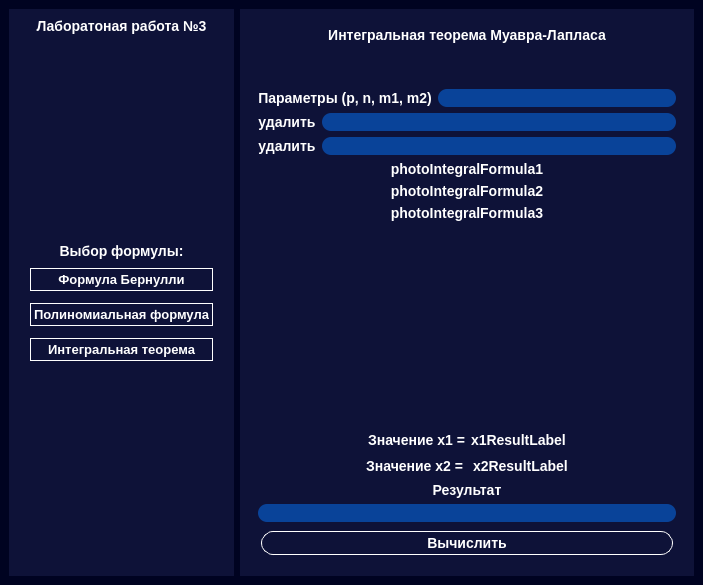
This is interface.ui in RR3Z/teorverLR3 as Qt 5 draws it before an edit. The edited form follows.
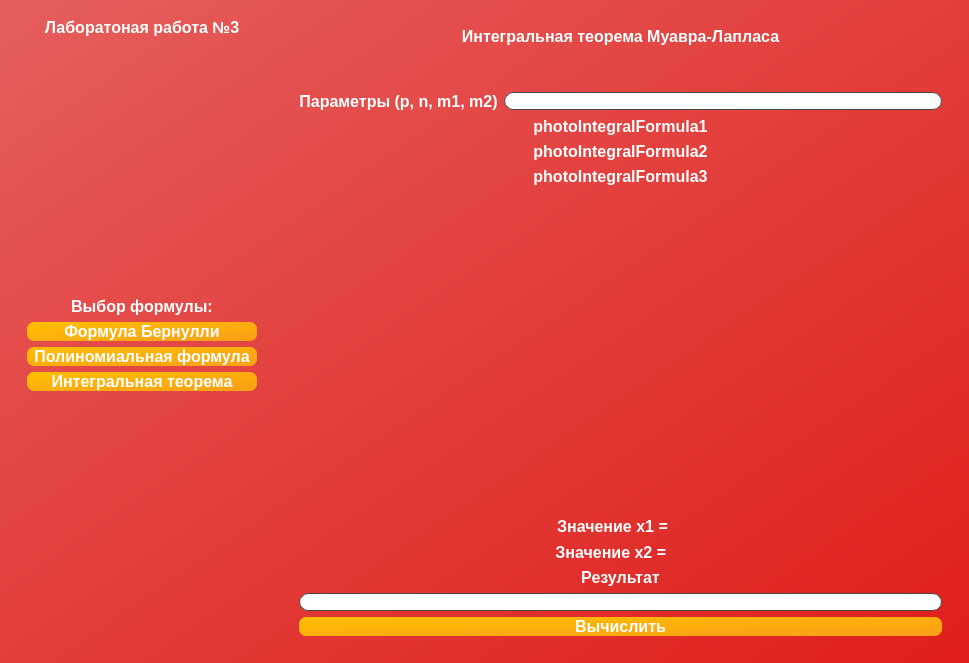
This is the edited form. The open tabs and pages were chosen to show the change.

Commit message: Изменения стиля интерфейса

```diff
--- a/interface.ui
+++ b/interface.ui
@@ -6,8 +6,8 @@
    <rect>
     <x>0</x>
     <y>0</y>
-    <width>703</width>
-    <height>585</height>
+    <width>969</width>
+    <height>663</height>
    </rect>
   </property>
   <property name="windowTitle">
@@ -23,37 +23,44 @@
 	color: #fff;
 }
 
-#bernuliBtn, #polynomBtn, #integralBtn, #calculatePolynomBtn, #calculateBernuliBtn, #calculateIntegralBtn{
-	border: 1px solid white;
-	border-radius: 12px;
-	padding: 3px;
-	margin: 3px;
-	font-size: 13px;
+#bernuliFormulaType{
+	font-size:17px;
+	font-weight:bold;
+}
+
+QPushButton{
+	border: 0px;
+	border-radius: 7px;
+	font-size: 16px;
 	font-weight: bold;
+	box-shadow: 0px 7px 16px -3px rgba(0, 0, 0, 0.5);
+	background: #ffbf00;
+	background: qlineargradient(x1:0, y1:0, x2:1, y2:1, stop:0 #ffbf00,  stop:1 #fa9f17);
 }
 
-#bernuliBtn:pressed, #polynomBtn:pressed, #integralBtn:pressed, #calculatePolynomBtn:pressed, #calculateBernuliBtn:pressed, #calculateIntegralBtn:pressed{
+QPushButton:pressed{
 	background-color: rgba(180,180,180,70);
-	border: 1px solid white;
+	border: 1px solid;
 	border-radius: 12px;
 }
 
 #centralwidget{
-	background-color: #000321;
+	background: qlineargradient(x1:0, y1:0, x2:1, y2:1, stop:0 #e55e5c,  stop:1 #e01e1b);
 }
 
 #choiceMenu, #mainBody{
-	background-color: #0e1238;
+	opacity: 1;
 }
 
-#mParamsLine,#pParamsLine, #kParamLine, #nParamLine, #bernuliParamsLine, #integralParamsLine, #bernuliAnswerLine, #polynomAnswerLine,  #integralAnswerLine, #nNumberLine, #probabilityLine, #rangeLine{
-	background-color: #094399;
-	border: 1px;
+QLineEdit{
+	background-color: #fff;
+	border: 1px solid;
 	border-radius: 9px;
+	border-color: #4a4343;
 }
 
 QLabel{
-	font-size: 14px;
+	font-size: 16px;
 	font-weight: bold;
 }</string>
   </property>
@@ -62,7 +69,164 @@
     <string notr="true"/>
    </property>
    <layout class="QGridLayout" name="gridLayout">
-    <item row="0" column="2">
+    <item row="0" column="0">
+     <widget class="QWidget" name="choiceMenu" native="true">
+      <property name="sizePolicy">
+       <sizepolicy hsizetype="Preferred" vsizetype="Minimum">
+        <horstretch>0</horstretch>
+        <verstretch>0</verstretch>
+       </sizepolicy>
+      </property>
+      <property name="minimumSize">
+       <size>
+        <width>250</width>
+        <height>0</height>
+       </size>
+      </property>
+      <property name="maximumSize">
+       <size>
+        <width>16777215</width>
+        <height>16777215</height>
+       </size>
+      </property>
+      <property name="layoutDirection">
+       <enum>Qt::LeftToRight</enum>
+      </property>
+      <layout class="QGridLayout" name="gridLayout_2">
+       <item row="1" column="0" alignment="Qt::AlignHCenter">
+        <widget class="QFrame" name="frame">
+         <property name="frameShape">
+          <enum>QFrame::StyledPanel</enum>
+         </property>
+         <property name="frameShadow">
+          <enum>QFrame::Raised</enum>
+         </property>
+         <layout class="QVBoxLayout" name="verticalLayout">
+          <item>
+           <spacer name="verticalSpacer">
+            <property name="orientation">
+             <enum>Qt::Vertical</enum>
+            </property>
+            <property name="sizeHint" stdset="0">
+             <size>
+              <width>20</width>
+              <height>40</height>
+             </size>
+            </property>
+           </spacer>
+          </item>
+          <item>
+           <widget class="QLabel" name="choiceLabel">
+            <property name="layoutDirection">
+             <enum>Qt::LeftToRight</enum>
+            </property>
+            <property name="text">
+             <string>Выбор формулы:</string>
+            </property>
+            <property name="alignment">
+             <set>Qt::AlignCenter</set>
+            </property>
+           </widget>
+          </item>
+          <item>
+           <widget class="QPushButton" name="bernuliBtn">
+            <property name="sizePolicy">
+             <sizepolicy hsizetype="Expanding" vsizetype="Fixed">
+              <horstretch>0</horstretch>
+              <verstretch>0</verstretch>
+             </sizepolicy>
+            </property>
+            <property name="minimumSize">
+             <size>
+              <width>180</width>
+              <height>0</height>
+             </size>
+            </property>
+            <property name="maximumSize">
+             <size>
+              <width>16777215</width>
+              <height>16777215</height>
+             </size>
+            </property>
+            <property name="text">
+             <string>Формула Бернулли</string>
+            </property>
+           </widget>
+          </item>
+          <item>
+           <widget class="QPushButton" name="polynomBtn">
+            <property name="sizePolicy">
+             <sizepolicy hsizetype="Minimum" vsizetype="Fixed">
+              <horstretch>0</horstretch>
+              <verstretch>0</verstretch>
+             </sizepolicy>
+            </property>
+            <property name="minimumSize">
+             <size>
+              <width>230</width>
+              <height>0</height>
+             </size>
+            </property>
+            <property name="maximumSize">
+             <size>
+              <width>16777215</width>
+              <height>16777215</height>
+             </size>
+            </property>
+            <property name="text">
+             <string>Полиномиальная формула</string>
+            </property>
+           </widget>
+          </item>
+          <item>
+           <widget class="QPushButton" name="integralBtn">
+            <property name="minimumSize">
+             <size>
+              <width>180</width>
+              <height>0</height>
+             </size>
+            </property>
+            <property name="maximumSize">
+             <size>
+              <width>16777215</width>
+              <height>16777215</height>
+             </size>
+            </property>
+            <property name="text">
+             <string>Интегральная теорема</string>
+            </property>
+           </widget>
+          </item>
+          <item>
+           <spacer name="verticalSpacer_2">
+            <property name="orientation">
+             <enum>Qt::Vertical</enum>
+            </property>
+            <property name="sizeHint" stdset="0">
+             <size>
+              <width>20</width>
+              <height>40</height>
+             </size>
+            </property>
+           </spacer>
+          </item>
+         </layout>
+        </widget>
+       </item>
+       <item row="0" column="0">
+        <widget class="QLabel" name="label_2">
+         <property name="text">
+          <string>Лаборатоная работа №3</string>
+         </property>
+         <property name="alignment">
+          <set>Qt::AlignCenter</set>
+         </property>
+        </widget>
+       </item>
+      </layout>
+     </widget>
+    </item>
+    <item row="0" column="1">
      <widget class="QWidget" name="mainBody" native="true">
       <property name="sizePolicy">
        <sizepolicy hsizetype="Expanding" vsizetype="Expanding">
@@ -76,75 +240,54 @@
          <property name="enabled">
           <bool>true</bool>
          </property>
+         <property name="sizePolicy">
+          <sizepolicy hsizetype="Expanding" vsizetype="Expanding">
+           <horstretch>0</horstretch>
+           <verstretch>0</verstretch>
+          </sizepolicy>
+         </property>
          <property name="contextMenuPolicy">
           <enum>Qt::DefaultContextMenu</enum>
          </property>
          <property name="styleSheet">
-          <string notr="true">*{
-	font-size:14px;
-	font-weight:bold;
-}</string>
+          <string notr="true"/>
          </property>
          <property name="currentIndex">
-          <number>1</number>
+          <number>2</number>
          </property>
          <widget class="QWidget" name="polynomPage">
           <layout class="QGridLayout" name="gridLayout_5">
            <item row="7" column="0">
-            <layout class="QVBoxLayout" name="verticalLayout_7">
-             <item>
-              <spacer name="verticalSpacer_5">
-               <property name="orientation">
-                <enum>Qt::Vertical</enum>
-               </property>
-               <property name="sizeType">
-                <enum>QSizePolicy::Expanding</enum>
-               </property>
-               <property name="sizeHint" stdset="0">
-                <size>
-                 <width>20</width>
-                 <height>100</height>
-                </size>
-               </property>
-              </spacer>
-             </item>
-             <item>
-              <widget class="QLabel" name="polynomAnswerLabel">
-               <property name="text">
-                <string>Результат</string>
-               </property>
-               <property name="alignment">
-                <set>Qt::AlignCenter</set>
-               </property>
-              </widget>
-             </item>
-             <item>
-              <widget class="QLineEdit" name="polynomAnswerLine">
-               <property name="readOnly">
-                <bool>true</bool>
-               </property>
-              </widget>
-             </item>
-            </layout>
+            <widget class="QPushButton" name="calculatePolynomBtn">
+             <property name="minimumSize">
+              <size>
+               <width>150</width>
+               <height>0</height>
+              </size>
+             </property>
+             <property name="styleSheet">
+              <string notr="true">calculatePolynomBtn
+{
+font-weight:bold;
+font-size: 16px;
+}</string>
+             </property>
+             <property name="text">
+              <string>Расчитать</string>
+             </property>
+            </widget>
+           </item>
+           <item row="0" column="0">
+            <widget class="QLabel" name="polynomLabel">
+             <property name="text">
+              <string>Полномиальная формула</string>
+             </property>
+             <property name="alignment">
+              <set>Qt::AlignCenter</set>
+             </property>
+            </widget>
            </item>
            <item row="4" column="0">
-            <layout class="QHBoxLayout" name="horizontalLayout_3">
-             <item>
-              <widget class="QLabel" name="mParamsLabel">
-               <property name="text">
-                <string>Перечисление m:</string>
-               </property>
-               <property name="alignment">
-                <set>Qt::AlignCenter</set>
-               </property>
-              </widget>
-             </item>
-             <item>
-              <widget class="QLineEdit" name="mParamsLine"/>
-             </item>
-            </layout>
-           </item>
-           <item row="5" column="0">
             <layout class="QHBoxLayout" name="horizontalLayout_4">
              <item>
               <widget class="QLabel" name="pParamsLabel">
@@ -161,6 +304,32 @@
              </item>
             </layout>
            </item>
+           <item row="1" column="0">
+            <spacer name="verticalSpacer_6">
+             <property name="orientation">
+              <enum>Qt::Vertical</enum>
+             </property>
+             <property name="sizeType">
+              <enum>QSizePolicy::Minimum</enum>
+             </property>
+             <property name="sizeHint" stdset="0">
+              <size>
+               <width>20</width>
+               <height>40</height>
+              </size>
+             </property>
+            </spacer>
+           </item>
+           <item row="5" column="0">
+            <widget class="QLabel" name="photoPolynomFormula">
+             <property name="text">
+              <string>photoPolynomFormula</string>
+             </property>
+             <property name="alignment">
+              <set>Qt::AlignCenter</set>
+             </property>
+            </widget>
+           </item>
            <item row="2" column="0">
             <layout class="QHBoxLayout" name="horizontalLayout">
              <item>
@@ -178,61 +347,12 @@
              </item>
             </layout>
            </item>
-           <item row="6" column="0">
-            <widget class="QLabel" name="photoPolynomFormula">
-             <property name="text">
-              <string>photoPolynomFormula</string>
-             </property>
-             <property name="alignment">
-              <set>Qt::AlignCenter</set>
-             </property>
-            </widget>
-           </item>
-           <item row="0" column="0">
-            <widget class="QLabel" name="polynomLabel">
-             <property name="text">
-              <string>Полномиальная формула</string>
-             </property>
-             <property name="alignment">
-              <set>Qt::AlignCenter</set>
-             </property>
-            </widget>
-           </item>
-           <item row="8" column="0">
-            <widget class="QPushButton" name="calculatePolynomBtn">
-             <property name="minimumSize">
-              <size>
-               <width>150</width>
-               <height>0</height>
-              </size>
-             </property>
-             <property name="text">
-              <string>Расчитать</string>
-             </property>
-            </widget>
-           </item>
-           <item row="1" column="0">
-            <spacer name="verticalSpacer_6">
-             <property name="orientation">
-              <enum>Qt::Vertical</enum>
-             </property>
-             <property name="sizeType">
-              <enum>QSizePolicy::Minimum</enum>
-             </property>
-             <property name="sizeHint" stdset="0">
-              <size>
-               <width>20</width>
-               <height>40</height>
-              </size>
-             </property>
-            </spacer>
-           </item>
            <item row="3" column="0">
-            <layout class="QHBoxLayout" name="horizontalLayout_2">
+            <layout class="QHBoxLayout" name="horizontalLayout_3">
              <item>
-              <widget class="QLabel" name="kParamLabel">
+              <widget class="QLabel" name="mParamsLabel">
                <property name="text">
-                <string>удалить</string>
+                <string>Перечисление m:</string>
                </property>
                <property name="alignment">
                 <set>Qt::AlignCenter</set>
@@ -240,7 +360,44 @@
               </widget>
              </item>
              <item>
-              <widget class="QLineEdit" name="kParamLine"/>
+              <widget class="QLineEdit" name="mParamsLine"/>
+             </item>
+            </layout>
+           </item>
+           <item row="6" column="0">
+            <layout class="QVBoxLayout" name="verticalLayout_7">
+             <item>
+              <spacer name="verticalSpacer_5">
+               <property name="orientation">
+                <enum>Qt::Vertical</enum>
+               </property>
+               <property name="sizeType">
+                <enum>QSizePolicy::Expanding</enum>
+               </property>
+               <property name="sizeHint" stdset="0">
+                <size>
+                 <width>20</width>
+                 <height>100</height>
+                </size>
+               </property>
+              </spacer>
+             </item>
+             <item>
+              <widget class="QLabel" name="polynomAnswerLabel">
+               <property name="text">
+                <string>Результат</string>
+               </property>
+               <property name="alignment">
+                <set>Qt::AlignCenter</set>
+               </property>
+              </widget>
+             </item>
+             <item>
+              <widget class="QLineEdit" name="polynomAnswerLine">
+               <property name="readOnly">
+                <bool>true</bool>
+               </property>
+              </widget>
              </item>
             </layout>
            </item>
@@ -248,6 +405,50 @@
          </widget>
          <widget class="QWidget" name="integralPage">
           <layout class="QGridLayout" name="gridLayout_6">
+           <item row="3" column="0">
+            <layout class="QVBoxLayout" name="verticalLayout_8">
+             <item>
+              <widget class="QLabel" name="photoIntegralFormula1">
+               <property name="text">
+                <string>photoIntegralFormula1</string>
+               </property>
+               <property name="alignment">
+                <set>Qt::AlignCenter</set>
+               </property>
+              </widget>
+             </item>
+             <item>
+              <widget class="QLabel" name="photoIntegralFormula2">
+               <property name="text">
+                <string>photoIntegralFormula2</string>
+               </property>
+               <property name="alignment">
+                <set>Qt::AlignCenter</set>
+               </property>
+              </widget>
+             </item>
+             <item>
+              <widget class="QLabel" name="photoIntegralFormula3">
+               <property name="text">
+                <string>photoIntegralFormula3</string>
+               </property>
+               <property name="alignment">
+                <set>Qt::AlignCenter</set>
+               </property>
+              </widget>
+             </item>
+            </layout>
+           </item>
+           <item row="0" column="0">
+            <widget class="QLabel" name="label">
+             <property name="text">
+              <string>Интегральная теорема Муавра-Лапласа</string>
+             </property>
+             <property name="alignment">
+              <set>Qt::AlignCenter</set>
+             </property>
+            </widget>
+           </item>
            <item row="2" column="0">
             <layout class="QHBoxLayout" name="horizontalLayout_6">
              <item>
@@ -265,41 +466,23 @@
              </item>
             </layout>
            </item>
+           <item row="1" column="0">
+            <spacer name="verticalSpacer_8">
+             <property name="orientation">
+              <enum>Qt::Vertical</enum>
+             </property>
+             <property name="sizeType">
+              <enum>QSizePolicy::Minimum</enum>
+             </property>
+             <property name="sizeHint" stdset="0">
+              <size>
+               <width>20</width>
+               <height>40</height>
+              </size>
+             </property>
+            </spacer>
+           </item>
            <item row="4" column="0">
-            <layout class="QHBoxLayout" name="horizontalLayout_8">
-             <item>
-              <widget class="QLabel" name="rangeLabel">
-               <property name="text">
-                <string>удалить</string>
-               </property>
-               <property name="alignment">
-                <set>Qt::AlignCenter</set>
-               </property>
-              </widget>
-             </item>
-             <item>
-              <widget class="QLineEdit" name="rangeLine"/>
-             </item>
-            </layout>
-           </item>
-           <item row="3" column="0">
-            <layout class="QHBoxLayout" name="horizontalLayout_7">
-             <item>
-              <widget class="QLabel" name="probablityLabel">
-               <property name="text">
-                <string>удалить</string>
-               </property>
-               <property name="alignment">
-                <set>Qt::AlignCenter</set>
-               </property>
-              </widget>
-             </item>
-             <item>
-              <widget class="QLineEdit" name="probabilityLine"/>
-             </item>
-            </layout>
-           </item>
-           <item row="6" column="0">
             <layout class="QVBoxLayout" name="verticalLayout_9">
              <item>
               <spacer name="verticalSpacer_7">
@@ -347,7 +530,7 @@
                  <item>
                   <widget class="QLabel" name="x1ResultLabel">
                    <property name="text">
-                    <string>x1ResultLabel</string>
+                    <string/>
                    </property>
                   </widget>
                  </item>
@@ -394,7 +577,7 @@
                  <item>
                   <widget class="QLabel" name="x2ResultLabel">
                    <property name="text">
-                    <string>x2ResultLabel</string>
+                    <string/>
                    </property>
                   </widget>
                  </item>
@@ -441,72 +624,30 @@
              </item>
             </layout>
            </item>
-           <item row="5" column="0">
-            <layout class="QVBoxLayout" name="verticalLayout_8">
-             <item>
-              <widget class="QLabel" name="photoIntegralFormula1">
-               <property name="text">
-                <string>photoIntegralFormula1</string>
-               </property>
-               <property name="alignment">
-                <set>Qt::AlignCenter</set>
-               </property>
-              </widget>
-             </item>
-             <item>
-              <widget class="QLabel" name="photoIntegralFormula2">
-               <property name="text">
-                <string>photoIntegralFormula2</string>
-               </property>
-               <property name="alignment">
-                <set>Qt::AlignCenter</set>
-               </property>
-              </widget>
-             </item>
-             <item>
-              <widget class="QLabel" name="photoIntegralFormula3">
-               <property name="text">
-                <string>photoIntegralFormula3</string>
-               </property>
-               <property name="alignment">
-                <set>Qt::AlignCenter</set>
-               </property>
-              </widget>
-             </item>
-            </layout>
-           </item>
-           <item row="0" column="0">
-            <widget class="QLabel" name="label">
-             <property name="text">
-              <string>Интегральная теорема Муавра-Лапласа</string>
-             </property>
-             <property name="alignment">
-              <set>Qt::AlignCenter</set>
-             </property>
-            </widget>
-           </item>
-           <item row="1" column="0">
-            <spacer name="verticalSpacer_8">
-             <property name="orientation">
-              <enum>Qt::Vertical</enum>
-             </property>
-             <property name="sizeType">
-              <enum>QSizePolicy::Minimum</enum>
-             </property>
-             <property name="sizeHint" stdset="0">
-              <size>
-               <width>20</width>
-               <height>40</height>
-              </size>
-             </property>
-            </spacer>
-           </item>
           </layout>
          </widget>
          <widget class="QWidget" name="bernuliPage">
           <layout class="QGridLayout" name="gridLayout_4">
            <item row="2" column="0">
             <widget class="QPushButton" name="calculateBernuliBtn">
+             <property name="sizePolicy">
+              <sizepolicy hsizetype="Minimum" vsizetype="Minimum">
+               <horstretch>0</horstretch>
+               <verstretch>0</verstretch>
+              </sizepolicy>
+             </property>
+             <property name="baseSize">
+              <size>
+               <width>0</width>
+               <height>0</height>
+              </size>
+             </property>
+             <property name="font">
+              <font>
+               <pointsize>-1</pointsize>
+               <bold>true</bold>
+              </font>
+             </property>
              <property name="text">
               <string>Расчитать</string>
              </property>
@@ -688,127 +829,6 @@
       </layout>
      </widget>
     </item>
-    <item row="0" column="1">
-     <widget class="QWidget" name="choiceMenu" native="true">
-      <property name="sizePolicy">
-       <sizepolicy hsizetype="Minimum" vsizetype="Minimum">
-        <horstretch>0</horstretch>
-        <verstretch>0</verstretch>
-       </sizepolicy>
-      </property>
-      <property name="minimumSize">
-       <size>
-        <width>225</width>
-        <height>0</height>
-       </size>
-      </property>
-      <property name="maximumSize">
-       <size>
-        <width>225</width>
-        <height>16777215</height>
-       </size>
-      </property>
-      <property name="layoutDirection">
-       <enum>Qt::LeftToRight</enum>
-      </property>
-      <layout class="QGridLayout" name="gridLayout_2">
-       <item row="1" column="0" alignment="Qt::AlignHCenter">
-        <widget class="QFrame" name="frame">
-         <property name="frameShape">
-          <enum>QFrame::StyledPanel</enum>
-         </property>
-         <property name="frameShadow">
-          <enum>QFrame::Raised</enum>
-         </property>
-         <layout class="QVBoxLayout" name="verticalLayout">
-          <item>
-           <spacer name="verticalSpacer">
-            <property name="orientation">
-             <enum>Qt::Vertical</enum>
-            </property>
-            <property name="sizeHint" stdset="0">
-             <size>
-              <width>20</width>
-              <height>40</height>
-             </size>
-            </property>
-           </spacer>
-          </item>
-          <item>
-           <widget class="QLabel" name="choiceLabel">
-            <property name="layoutDirection">
-             <enum>Qt::LeftToRight</enum>
-            </property>
-            <property name="text">
-             <string>Выбор формулы:</string>
-            </property>
-            <property name="alignment">
-             <set>Qt::AlignCenter</set>
-            </property>
-           </widget>
-          </item>
-          <item>
-           <widget class="QPushButton" name="bernuliBtn">
-            <property name="sizePolicy">
-             <sizepolicy hsizetype="Minimum" vsizetype="Fixed">
-              <horstretch>0</horstretch>
-              <verstretch>0</verstretch>
-             </sizepolicy>
-            </property>
-            <property name="text">
-             <string>Формула Бернулли</string>
-            </property>
-           </widget>
-          </item>
-          <item>
-           <widget class="QPushButton" name="polynomBtn">
-            <property name="sizePolicy">
-             <sizepolicy hsizetype="Minimum" vsizetype="Fixed">
-              <horstretch>0</horstretch>
-              <verstretch>0</verstretch>
-             </sizepolicy>
-            </property>
-            <property name="text">
-             <string>Полиномиальная формула</string>
-            </property>
-           </widget>
-          </item>
-          <item>
-           <widget class="QPushButton" name="integralBtn">
-            <property name="text">
-             <string>Интегральная теорема</string>
-            </property>
-           </widget>
-          </item>
-          <item>
-           <spacer name="verticalSpacer_2">
-            <property name="orientation">
-             <enum>Qt::Vertical</enum>
-            </property>
-            <property name="sizeHint" stdset="0">
-             <size>
-              <width>20</width>
-              <height>40</height>
-             </size>
-            </property>
-           </spacer>
-          </item>
-         </layout>
-        </widget>
-       </item>
-       <item row="0" column="0">
-        <widget class="QLabel" name="label_2">
-         <property name="text">
-          <string>Лаборатоная работа №3</string>
-         </property>
-         <property name="alignment">
-          <set>Qt::AlignCenter</set>
-         </property>
-        </widget>
-       </item>
-      </layout>
-     </widget>
-    </item>
    </layout>
   </widget>
  </widget>
```
